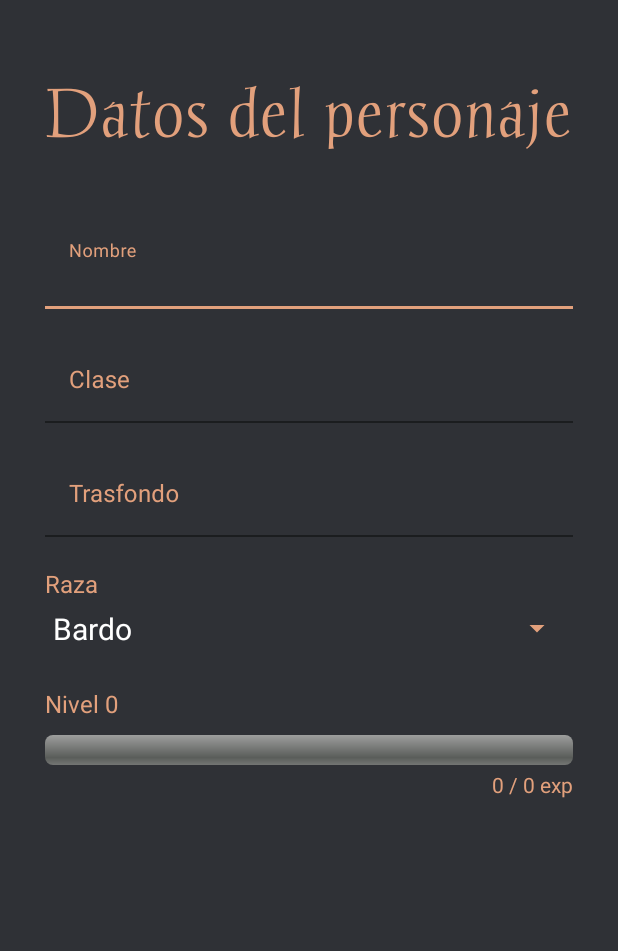
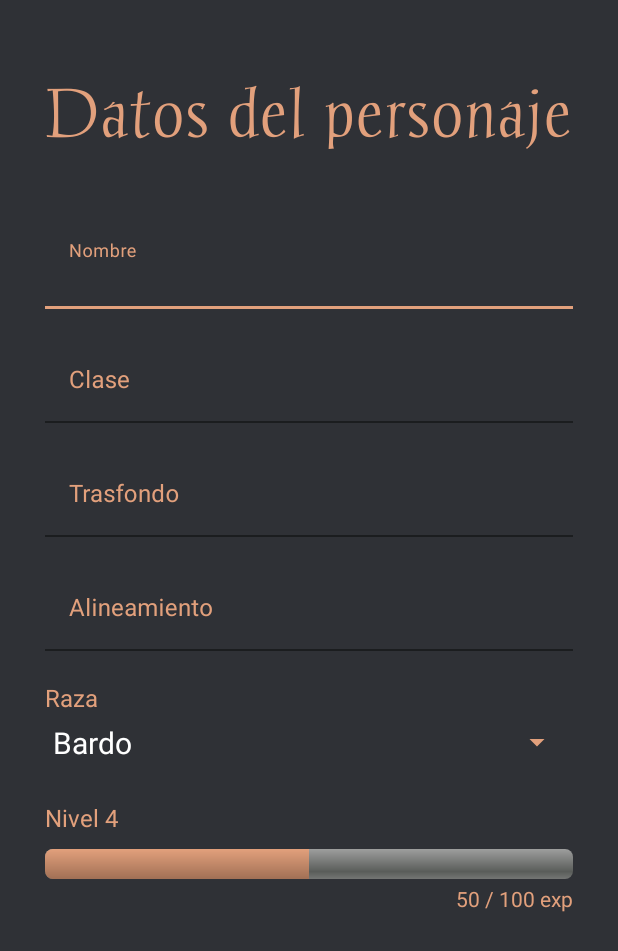
Before and after one commit to DevVahlok/rolplay, an Android app: the CabeceraActivity screen opened directly, with no data from a screen before it, on a phone screen of 412 x 824 dp. Shown: the top 951 px of the screen. Run offline under Robolectric (Android 15) with nearby library versions, the phone set to English and light mode, and no system bars.

Commit message:
Archivo literales hecho. CabeceraActivity hecha.

```diff
--- a/app/src/main/java/com/example/rolplay/CabeceraActivity.java
+++ b/app/src/main/java/com/example/rolplay/CabeceraActivity.java
@@ -16,11 +16,11 @@
 public class CabeceraActivity extends AppCompatActivity {
 
     //Declaración de variables
-    private EditText mEditTextNombrePersonaje;
+    private EditText mNombrePersonajeET, mClasePersonajeET, mTrasfondoPersonajeET, mAlineamientoPersonajeET;
     private Spinner mDropdownRaza;
     private ProgressBar mBarraProgreso;
     private int mNivel, mProgresoExperiencia, mExperienciaTotal;
-    private TextView mExperiencia, mNivel;
+    private TextView mExperiencia_ET, mNivel_ET;
 
     @Override
     protected void onCreate(Bundle savedInstanceState) {
@@ -28,24 +28,31 @@
         setContentView(R.layout.activity_cabecera);
 
         //Inicialización de variables
-        mEditTextNombrePersonaje = findViewById(R.id.CabeceraActivity_nombrePersonaje_ET);
+        mNombrePersonajeET = findViewById(R.id.CabeceraActivity_nombrePersonaje_ET);
         mDropdownRaza = findViewById(R.id.CabeceraActivity_raza_dropdown);
+        mNivel_ET = findViewById(R.id.CabeceraActivity_tituloNivel);
+        mExperiencia_ET = findViewById(R.id.CabeceraActivity_tituloExperiencia);
+        mBarraProgreso = findViewById(R.id.CabeceraActivity_nivel_barraProgreso);
 
         //TODO: Recoger lista de razas de FireBase
         String[] listaRazas = new String[]{"Bardo","Brujo","Bárbaro","Clérigo","Druida","Explorador","Guerrero","Hechicero","Mago","Paladín","Pícaro"};
 
+        //Setea Array al dropdown de Raza
         ArrayAdapter<String> adapter = new ArrayAdapter<>(this, R.layout.spinner_oscuro, listaRazas);
         mDropdownRaza.setAdapter(adapter);
-        mNivel = findViewById(R.id.CabeceraActivity_tituloNivel);
-        mExperiencia = findViewById(R.id.CabeceraActivity_tituloExperiencia);
-        mBarraProgreso = findViewById(R.id.CabeceraActivity_nivel_barraProgreso);
+
+        //TODO: Recoger Nivel y Experiencia de Firebase
+        mExperienciaTotal = 100;
+        mProgresoExperiencia = 50;
+        mNivel = 4;
+
+        //Se setean los valores máximos y actuales a la barra de progreso de nivel
         mBarraProgreso.setMax(mExperienciaTotal);
         mBarraProgreso.setProgress(mProgresoExperiencia);
-        mExperiencia.setText(mProgresoExperiencia+" / "+mExperienciaTotal);
-        mNivel.setText("Nivel "+mNivel);
 
-
-
+        //Actualización de los valores en pantalla
+        mExperiencia_ET.setText(getString(R.string.experiencia,Integer.toString(mProgresoExperiencia),Integer.toString(mExperienciaTotal)));
+        mNivel_ET.setText(getString(R.string.nivelPersonaje, Integer.toString(mNivel)));
 
     }
 }
--- a/app/src/main/res/layout/activity_cabecera.xml
+++ b/app/src/main/res/layout/activity_cabecera.xml
@@ -16,7 +16,7 @@
             android:layout_height="wrap_content"
             android:fontFamily="@font/chantelli_antiqua"
             android:gravity="center_horizontal"
-            android:text="Datos del personaje"
+            android:text="@string/datosPersonaje"
             android:textColor="@color/colorPrimary"
             android:textSize="38sp"
             android:layout_marginTop="20dp"/>
@@ -36,7 +36,7 @@
                 android:layout_width="match_parent"
                 android:layout_height="wrap_content"
                 android:background="@android:color/transparent"
-                android:hint="Nombre" />
+                android:hint="@string/nombre" />
 
         </com.google.android.material.textfield.TextInputLayout>
 
@@ -55,7 +55,7 @@
             android:layout_width="match_parent"
             android:layout_height="wrap_content"
             android:background="@android:color/transparent"
-            android:hint="Clase" />
+            android:hint="@string/clase" />
 
     </com.google.android.material.textfield.TextInputLayout>
 
@@ -74,7 +74,26 @@
             android:layout_width="match_parent"
             android:layout_height="wrap_content"
             android:background="@android:color/transparent"
-            android:hint="Trasfondo"/>
+            android:hint="@string/trasfondo"/>
+
+    </com.google.android.material.textfield.TextInputLayout>
+
+    <com.google.android.material.textfield.TextInputLayout
+
+        android:id="@+id/CabeceraActivity_alineamientoPersonaje_TIL"
+        android:layout_width="match_parent"
+        android:layout_height="wrap_content"
+        android:layout_below="@+id/CabeceraActivity_trasfondoPersonaje_TIL"
+        android:layout_marginTop="20dp"
+        android:textColorHint="@color/colorPrimary"
+        app:hintTextColor="@color/colorPrimary">
+
+        <com.google.android.material.textfield.TextInputEditText
+            android:id="@+id/CabeceraActivity_alineamientoPersonaje_ET"
+            android:layout_width="match_parent"
+            android:layout_height="wrap_content"
+            android:background="@android:color/transparent"
+            android:hint="@string/alineamiento"/>
 
     </com.google.android.material.textfield.TextInputLayout>
 
@@ -82,11 +101,11 @@
         android:id="@+id/CabeceraActivity_tituloRaza"
         android:layout_width="wrap_content"
         android:layout_height="wrap_content"
-        android:text="Raza"
+        android:text="@string/raza"
         android:paddingTop="20dp"
         android:textColor="@color/colorPrimary"
         android:textSize="16sp"
-        android:layout_below="@+id/CabeceraActivity_trasfondoPersonaje_TIL"/>
+        android:layout_below="@+id/CabeceraActivity_alineamientoPersonaje_TIL"/>
 
     <Spinner
         android:id="@+id/CabeceraActivity_raza_dropdown"
@@ -99,7 +118,7 @@
         android:id="@+id/CabeceraActivity_tituloNivel"
         android:layout_width="wrap_content"
         android:layout_height="wrap_content"
-        android:text="Nivel 0"
+        android:text="@string/nivelPersonaje"
         android:paddingTop="20dp"
         android:textColor="@color/colorPrimary"
         android:textSize="16sp"
@@ -112,18 +131,18 @@
         android:layout_below="@id/CabeceraActivity_tituloNivel"
         android:progress="0"
         android:paddingTop="10dp"
-        style="@android:style/Widget.ProgressBar.Horizontal"/>
+        style="@android:style/Widget.ProgressBar.Horizontal"
+        android:progressDrawable="@layout/progressbar_naranja"/>
 
     <TextView
         android:id="@+id/CabeceraActivity_tituloExperiencia"
         android:layout_width="wrap_content"
         android:layout_height="wrap_content"
-        android:text="0 / 0 exp"
+        android:text="@string/experiencia"
         android:paddingTop="3dp"
         android:textColor="@color/colorPrimary"
         android:textSize="14sp"
         android:layout_below="@+id/CabeceraActivity_nivel_barraProgreso"
         android:layout_alignRight="@id/CabeceraActivity_nivel_barraProgreso"/>
 
-
 </RelativeLayout>
--- a/app/src/main/res/layout/layout_dialog_carga.xml
+++ b/app/src/main/res/layout/layout_dialog_carga.xml
@@ -15,9 +15,9 @@
     <TextView
         android:layout_width="wrap_content"
         android:layout_height="wrap_content"
-        android:text="Cargando..."
+        android:text="@string/cargando"
         android:textSize="24sp"
-        android:layout_marginLeft="10dp"
+        android:layout_marginStart="10dp"
         android:layout_gravity="center_vertical"
         android:textColor="@color/colorPrimary"/>
 
--- a/app/src/main/res/layout/spinner_oscuro.xml
+++ b/app/src/main/res/layout/spinner_oscuro.xml
@@ -3,8 +3,7 @@
     android:layout_width="match_parent"
     android:layout_height="wrap_content"
     android:textSize="20sp"
-    android:gravity="left"
+    android:gravity="start"
     android:textColor="@color/colorBlanco"
     android:background="@color/colorPrimaryDark"
-
     android:padding="5dip"/>
--- a/app/src/main/res/values/strings.xml
+++ b/app/src/main/res/values/strings.xml
@@ -1,3 +1,28 @@
 <resources>
+
+    <!-- Genéricos App -->
     <string name="app_name">Rol &amp; Play</string>
+    <string name="entrar">Entrar</string>
+    <string name="cargando">Cargando...</string>
+
+    <!-- Control de cuentas -->
+    <string name="correoElectronico">Correo Electrónico</string>
+    <string name="contrasena">Contraseña</string>
+    <string name="repetirContrasena">Repetir Contraseña</string>
+    <string name="hasOlvidadoContrasena">¿Has olvidado la contraseña?</string>
+    <string name="noTienesCuentaRegistrate">¿No tienes cuenta de Rol &amp; Play? Regístrate.</string>
+    <string name="registrarse">Registrarse</string>
+
+    <!-- Ficha personaje-->
+    <string name="datosPersonaje">Datos del personaje</string>
+    <string name="nombre">Nombre</string>
+    <string name="clase">Clase</string>
+    <string name="trasfondo">Trasfondo</string>
+    <string name="alineamiento">Alineamiento</string>
+    <string name="raza">Raza</string>
+    <string name="nivelPersonaje">Nivel %1$s</string>
+    <string name="experiencia">%1$s / %2$s exp</string>
+    <string name="ficha">Ficha</string>
+    <string name="pulsaApartadoVerDetalle">Pulsa en un apartado para ver en detalle</string>
+
 </resources>
```
Also changed, not shown: app/src/main/res/layout/activity_inicio.xml (+18 -15 lines), app/src/main/res/layout/activity_main.xml (+7 -12 lines), app/src/main/res/layout/activity_registrar.xml (+5 -5 lines), app/src/main/res/layout/progressbar_naranja.xml (added, +48 -0 lines).
